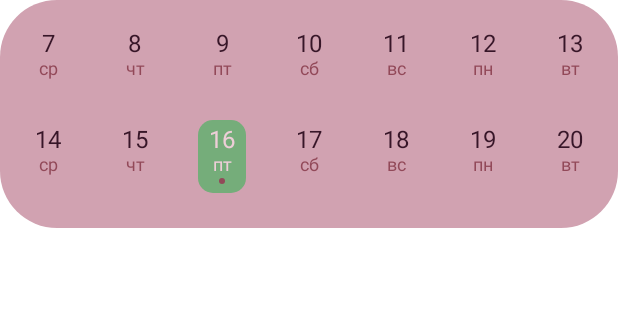
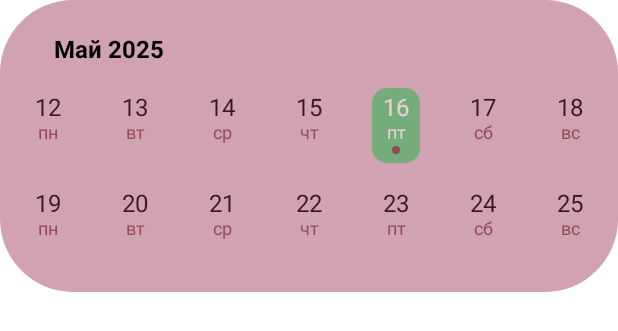
Before and after one commit to AlinaKruzhkova/Medications, an Android app built with Jetpack Compose: the @Preview function CalendarUiPreview, on a phone screen of 412 x 824 dp. Shown: the top 331 px of the screen. Run offline under Robolectric (Android 15) with nearby library versions, the phone set to English and light mode, and no system bars.

Commit message:
Added CalendarUI.kt

```diff
--- a/app/src/main/java/com/example/myfirstapplication/calendar/presentation/CalendarUI.kt
+++ b/app/src/main/java/com/example/myfirstapplication/calendar/presentation/CalendarUI.kt
@@ -1,7 +1,17 @@
 package com.example.myfirstapplication.calendar.presentation
 
+import androidx.compose.animation.animateColorAsState
+import androidx.compose.animation.core.Animatable
+import androidx.compose.animation.core.FastOutSlowInEasing
+import androidx.compose.animation.core.tween
+import androidx.compose.animation.fadeIn
+import androidx.compose.animation.fadeOut
+import androidx.compose.animation.slideInHorizontally
+import androidx.compose.animation.slideOutHorizontally
+import androidx.compose.animation.togetherWith
 import androidx.compose.foundation.background
 import androidx.compose.foundation.clickable
+import androidx.compose.foundation.gestures.detectHorizontalDragGestures
 import androidx.compose.foundation.layout.Arrangement
 import androidx.compose.foundation.layout.Box
 import androidx.compose.foundation.layout.Column
@@ -15,13 +25,17 @@ import androidx.compose.foundation.layout.width
 import androidx.compose.foundation.shape.RoundedCornerShape
 import androidx.compose.material3.Text
 import androidx.compose.runtime.Composable
+import androidx.compose.runtime.LaunchedEffect
 import androidx.compose.runtime.getValue
+import androidx.compose.runtime.mutableIntStateOf
 import androidx.compose.runtime.mutableStateOf
 import androidx.compose.runtime.remember
 import androidx.compose.runtime.setValue
 import androidx.compose.ui.Alignment
 import androidx.compose.ui.Modifier
 import androidx.compose.ui.graphics.Color
+import androidx.compose.ui.input.pointer.pointerInput
+import androidx.compose.ui.text.font.FontWeight
 import androidx.compose.ui.tooling.preview.Preview
 import androidx.compose.ui.unit.dp
 import androidx.compose.ui.unit.sp
@@ -33,21 +47,63 @@ import com.example.myfirstapplication.ui.theme.Rose
 import java.time.LocalDate
 import java.time.format.TextStyle
 import java.util.Locale
+import kotlin.math.abs
+import kotlin.math.sign
+
 
 @Composable
 fun CalendarUI(onDateSelected: (LocalDate) -> Unit) {
     val today = remember { LocalDate.now() }
     var selectedDate by remember { mutableStateOf(today) }
+    var weekOffset by remember { mutableIntStateOf(0) }
 
-    val startDate = today.minusDays(9)
+    val mondayThisWeek = remember(today) { today.minusDays((today.dayOfWeek.value - 1).toLong()) }
+    val startDate = mondayThisWeek.plusDays((weekOffset * 14).toLong())
     val days = (0..13).map { startDate.plusDays(it.toLong()) }
 
     Column(
         modifier = Modifier
             .background(GrayPink, shape = RoundedCornerShape(25))
             .padding(12.dp)
+            .pointerInput(weekOffset) {
+                detectHorizontalDragGestures { _, dragAmount ->
+                    if (abs(dragAmount) > 50) { // простейшая защита от лёгкого свайпа
+                        weekOffset -= dragAmount.sign.toInt()
+                    }
+                }
+            }
     ) {
-        days.chunked(7).forEach { week ->
+        Row {
+            Spacer(modifier = Modifier.width(12.dp))
+            Text(
+                modifier = Modifier.padding(12.dp),
+                text = selectedDate.month.getDisplayName(TextStyle.FULL_STANDALONE, Locale("ru"))
+                    .replaceFirstChar { it.uppercase() } + " ${selectedDate.year}",
+                fontWeight = FontWeight.Bold,
+                fontSize = 16.sp,
+            )
+        }
+
+        androidx.compose.animation.AnimatedContent(
+            targetState = days,
+            label = "AnimatedCalendarBlock",
+            transitionSpec = {
+                (slideInHorizontally(
+                    animationSpec = tween(durationMillis = 600, easing = FastOutSlowInEasing)
+                ) { it } + fadeIn(
+                    animationSpec = tween(durationMillis = 600, easing = FastOutSlowInEasing)
+                )).togetherWith(
+                    slideOutHorizontally(
+                        animationSpec = tween(durationMillis = 600, easing = FastOutSlowInEasing)
+                    ) { -it } + fadeOut(
+                        animationSpec = tween(durationMillis = 600, easing = FastOutSlowInEasing)
+                    )
+                )
+            }
+
+        ) { animDays ->
+            Column {
+                animDays.chunked(7).forEach { week ->
                     Row(
                         horizontalArrangement = Arrangement.SpaceBetween,
                         modifier = Modifier
@@ -55,10 +111,9 @@ fun CalendarUI(onDateSelected: (LocalDate) -> Unit) {
                             .height(64.dp)
                     ) {
                         week.forEach { date ->
-                    val isSelected = date == selectedDate
                             DayItem(
                                 date = date,
-                        isSelected = isSelected,
+                                isSelected = date == selectedDate,
                                 onClick = {
                                     selectedDate = date
                                     onDateSelected(date)
@@ -66,35 +121,70 @@ fun CalendarUI(onDateSelected: (LocalDate) -> Unit) {
                             )
                         }
                     }
+                }
+            }
 
         }
     }
 }
 
+
 @Composable
 fun DayItem(date: LocalDate, isSelected: Boolean, onClick: () -> Unit) {
+    val isFirstDay = date.dayOfMonth == 1
+
+    val animatedBgColor by animateColorAsState(
+        targetValue = when {
+            isSelected -> LightGreen
+            isFirstDay && !isSelected -> Pink
+            else -> Color.Transparent
+        },
+        animationSpec = tween(durationMillis = 200),
+        label = "bgColor"
+    )
+
+    val animatedTextColor by animateColorAsState(
+        targetValue = when {
+            isSelected -> Pink
+            else -> DeepBurgundy
+        },
+        animationSpec = tween(durationMillis = 200),
+        label = "textColor"
+    )
+
     val dayOfMonth = date.dayOfMonth.toString()
     val dayOfWeek = date.dayOfWeek.getDisplayName(TextStyle.SHORT, Locale("ru"))
 
-    val bgColor = if (isSelected) LightGreen else Color.Transparent
-    val textColor = if (isSelected) Pink else DeepBurgundy
+    val dotSize = remember { Animatable(0f) }
+
+    LaunchedEffect(isSelected) {
+        if (isSelected) {
+            kotlinx.coroutines.delay(200) // задержка 200ms
+            dotSize.animateTo(
+                targetValue = 5f,
+                animationSpec = tween(durationMillis = 1000)
+            )
+        } else {
+            dotSize.snapTo(0f)
+        }
+    }
 
     Column(
         modifier = Modifier
             .width(40.dp)
             .padding(4.dp)
-            .background(bgColor, shape = RoundedCornerShape(10.dp))
+            .background(animatedBgColor, shape = RoundedCornerShape(10.dp))
             .clickable { onClick() }
             .padding(4.dp),
         horizontalAlignment = Alignment.CenterHorizontally
     ) {
-        Text(dayOfMonth, color = textColor, fontSize = 16.sp)
+        Text(dayOfMonth, color = animatedTextColor, fontSize = 16.sp)
         Text(dayOfWeek.take(2), color = if (isSelected) Pink else Rose, fontSize = 12.sp)
         if (isSelected) {
             Spacer(modifier = Modifier.height(2.dp))
             Box(
                 modifier = Modifier
-                    .size(4.dp)
+                    .size(dotSize.value.dp)
                     .background(Rose, shape = RoundedCornerShape(50))
             )
             Spacer(modifier = Modifier.height(2.dp))
--- a/app/src/main/java/com/example/myfirstapplication/menu/MenuScreenUi.kt
+++ b/app/src/main/java/com/example/myfirstapplication/menu/MenuScreenUi.kt
@@ -8,7 +8,6 @@ import androidx.compose.foundation.layout.Column
 import androidx.compose.foundation.layout.PaddingValues
 import androidx.compose.foundation.layout.Row
 import androidx.compose.foundation.layout.Spacer
-import androidx.compose.foundation.layout.fillMaxHeight
 import androidx.compose.foundation.layout.fillMaxSize
 import androidx.compose.foundation.layout.fillMaxWidth
 import androidx.compose.foundation.layout.height
@@ -21,7 +20,6 @@ import androidx.compose.runtime.Composable
 import androidx.compose.ui.Alignment
 import androidx.compose.ui.Modifier
 import androidx.compose.ui.graphics.Brush
-import androidx.compose.ui.graphics.Color
 import androidx.compose.ui.res.painterResource
 import androidx.compose.ui.res.stringResource
 import androidx.compose.ui.text.font.Font
@@ -34,17 +32,12 @@ import com.example.myfirstapplication.R
 import com.example.myfirstapplication.ui.theme.Pink
 import com.example.myfirstapplication.ui.theme.Rose
 
-
-val Pink = Color(0xFFEECED8)
-val Rose = Color(0xFF924959)
-
-
 @Composable
 fun MenuScreenUi (navigate: () -> Unit) {
     val customFont = FontFamily(
         Font(R.font.rubik_one_regular)
     )
-    val itemsList = List(50) {
+    val itemsList = List(10) {
         "Элемент ${it + 1}"
     }
 
```
Lines whose indentation alone changed are shown as unchanged.
